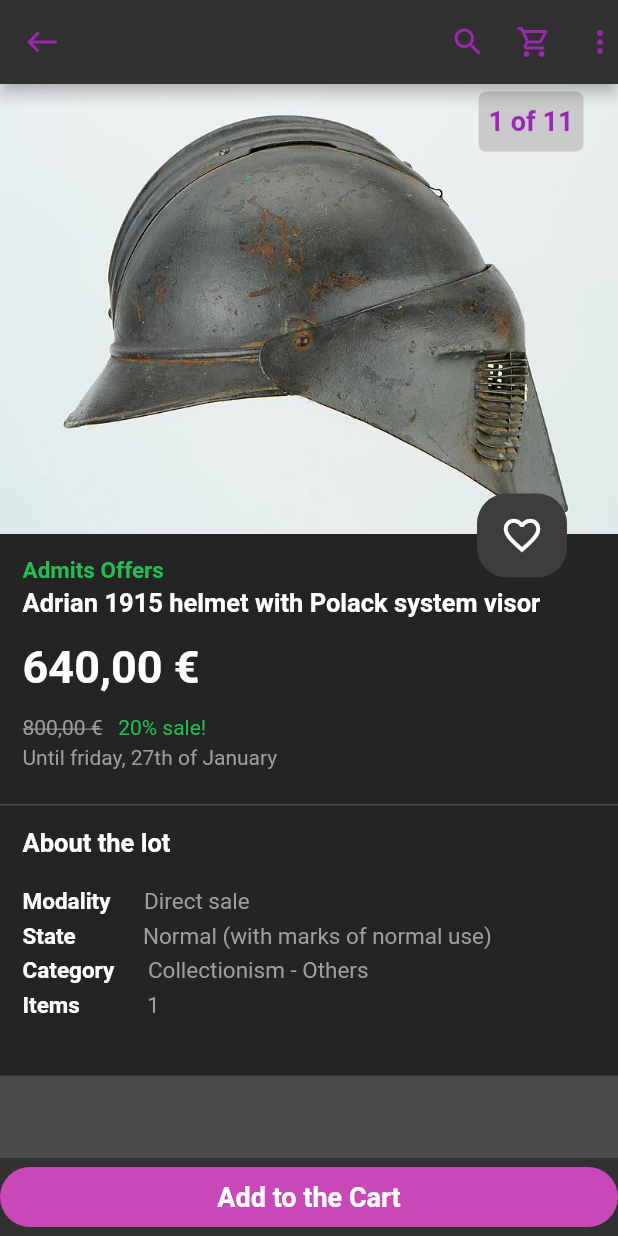
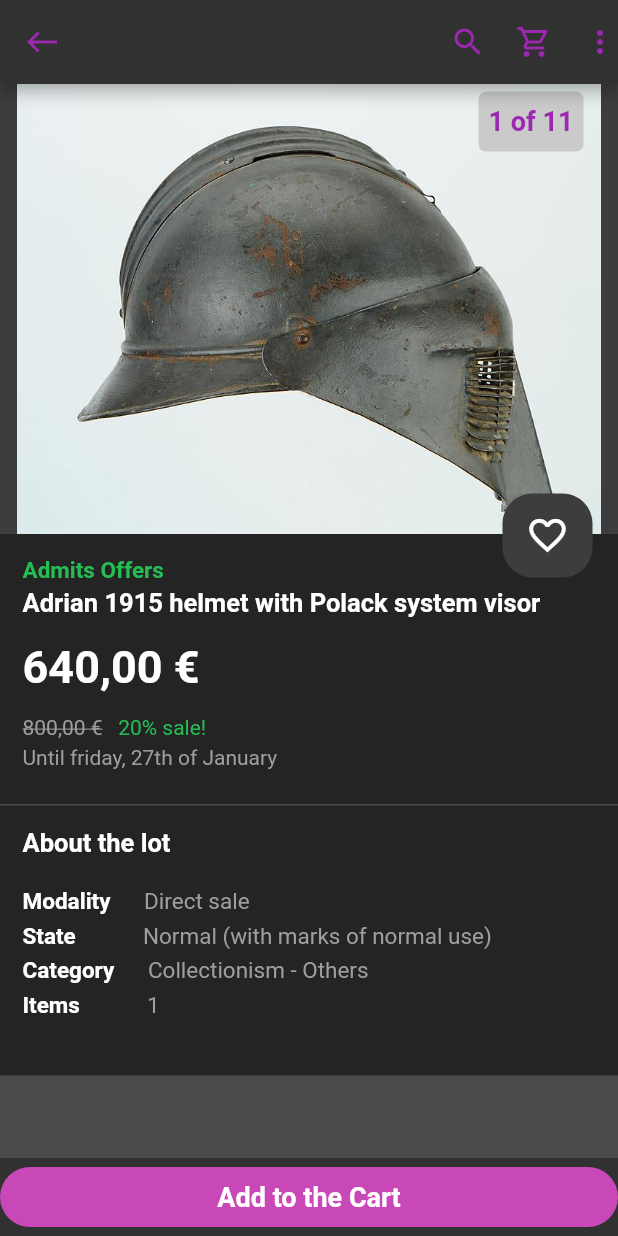
Before and after one commit to TheGewehr/LayoutDesign_AlexandreCarreras, a Flutter app: the screen it shows after launch, on a phone screen of 412 x 824 dp. Run offline on Flutter 3.47's test engine with Material 2 defaults, Android fonts, the phone set to English and light mode, and no system bars.

Commit message:
hot commit

```diff
--- a/LayoutDesign_AlexandreCarreras/layoutdesign_alexandrecarreras/lib/Widgets/productimage_widget.dart
+++ b/LayoutDesign_AlexandreCarreras/layoutdesign_alexandrecarreras/lib/Widgets/productimage_widget.dart
@@ -11,16 +11,15 @@ class ProductImage extends StatelessWidget {
     return Container(
       height: 300,
       decoration: const BoxDecoration(
-        color:
-            Color.fromARGB(255, 49, 0, 51), // Color.fromARGB(255, 201, 72, 184)
+        color: Color.fromARGB(255, 61, 61, 61), // Color.fromARGB(255, 201, 72, 184)
       ),
       child: Stack(
         children: [
           Image.asset(
             'assets/AdrianHelmet01.png',
-            fit: BoxFit.cover,
-            width: 500,
-            height: 500,
+            fit: BoxFit.contain,
+            width: 5000,
+            height: 5000,
           ),
 
           const Padding(
--- a/LayoutDesign_AlexandreCarreras/layoutdesign_alexandrecarreras/lib/Widgets/productsection_widget.dart
+++ b/LayoutDesign_AlexandreCarreras/layoutdesign_alexandrecarreras/lib/Widgets/productsection_widget.dart
@@ -15,16 +15,15 @@ class ProductSection extends StatelessWidget {
             255, 36, 36, 36), // Color.fromARGB(255, 201, 72, 184)
       ),
       child: Stack(
+        alignment: Alignment.topCenter,
         children: [
-          const Padding(
-            //alignment: Alignment.bottomRight,
-            padding: EdgeInsets.fromLTRB(0, 0, 0, 0),
-            child: ProductImage(),
-          ),
-          const Padding(
-            //alignment: Alignment.bottomRight,
-            padding: EdgeInsets.fromLTRB(0, 300, 0, 0),
-            child: InfoSection(),
+          Column(
+            mainAxisSize: MainAxisSize.max,
+            crossAxisAlignment: CrossAxisAlignment.start,
+            children: [
+              Center(child: const ProductImage()),
+              const InfoSection(),
+            ],
           ),
           Padding(
             //alignment: Alignment.bottomRight,
--- a/LayoutDesign_AlexandreCarreras/layoutdesign_alexandrecarreras/lib/main.dart
+++ b/LayoutDesign_AlexandreCarreras/layoutdesign_alexandrecarreras/lib/main.dart
@@ -43,9 +43,9 @@ class MyApp extends StatelessWidget {
           child: ListView(
             // ignore: prefer_const_literals_to_create_immutables
             children: [
-              const ProductSection(),
+              const Expanded(child: const ProductSection(),),
               const SizedBox(height: 1),
-              const AboutTheLotSection(),
+              const Expanded(child: const AboutTheLotSection(),)
             ],
           ),
         ),
```
